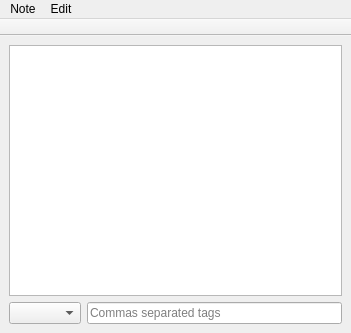
The window that everpad/interface/editor.ui (nvbn/everpad) describes before a commit, drawn with Qt 5.
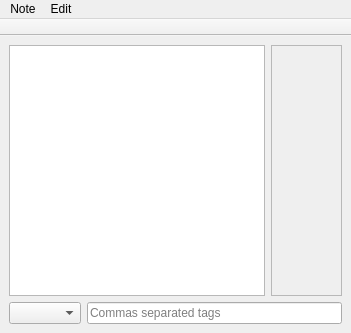
The same window after the commit.

Commit message: base display resources in client

```diff
--- a/everpad/interface/editor.ui
+++ b/everpad/interface/editor.ui
@@ -16,7 +16,34 @@
   <widget class="QWidget" name="centralwidget">
    <layout class="QVBoxLayout" name="verticalLayout">
     <item>
-     <widget class="QTextEdit" name="content"/>
+     <layout class="QHBoxLayout" name="horizontalLayout">
+      <item>
+       <widget class="QTextEdit" name="content"/>
+      </item>
+      <item>
+       <widget class="QScrollArea" name="resourceArea">
+        <property name="verticalScrollBarPolicy">
+         <enum>Qt::ScrollBarAsNeeded</enum>
+        </property>
+        <property name="horizontalScrollBarPolicy">
+         <enum>Qt::ScrollBarAlwaysOff</enum>
+        </property>
+        <property name="widgetResizable">
+         <bool>true</bool>
+        </property>
+        <widget class="QWidget" name="scrollAreaWidgetContents">
+         <property name="geometry">
+          <rect>
+           <x>0</x>
+           <y>0</y>
+           <width>76</width>
+           <height>238</height>
+          </rect>
+         </property>
+        </widget>
+       </widget>
+      </item>
+     </layout>
     </item>
     <item>
      <layout class="QHBoxLayout" name="options">
```
Left out of the diff: 2 changed lines with no effect on the pictures. The commit also changes 5 other files.
